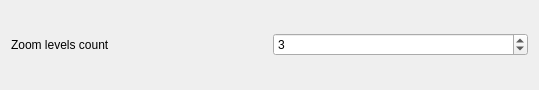
Above: src/ui/3d/qgsvectorlayer3dpropertieswidget.ui from qgis/QGIS before the change. Below: the same form after it.
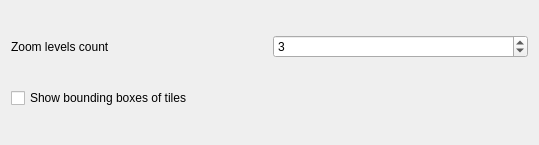
That is the form after the change.

Commit message: Optionally show bounding boxes for vector layer entities (for debugging)

What changed in the file:
```diff
--- a/src/ui/3d/qgsvectorlayer3dpropertieswidget.ui
+++ b/src/ui/3d/qgsvectorlayer3dpropertieswidget.ui
@@ -7,7 +7,7 @@
     <x>0</x>
     <y>0</y>
     <width>539</width>
-    <height>90</height>
+    <height>145</height>
    </rect>
   </property>
   <property name="windowTitle">
@@ -38,6 +38,13 @@
      </item>
     </layout>
    </item>
+   <item>
+    <widget class="QCheckBox" name="chkShowBoundingBoxes">
+     <property name="text">
+      <string>Show bounding boxes of tiles</string>
+     </property>
+    </widget>
+   </item>
   </layout>
  </widget>
  <resources/>
```
The commit also changes 8 other files.
